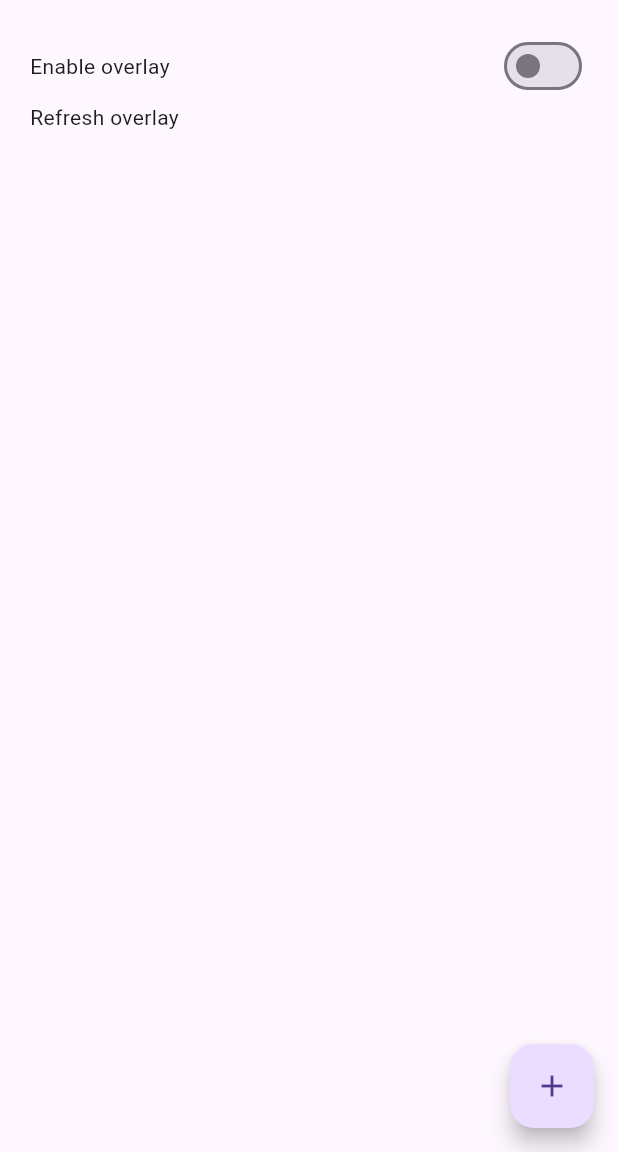
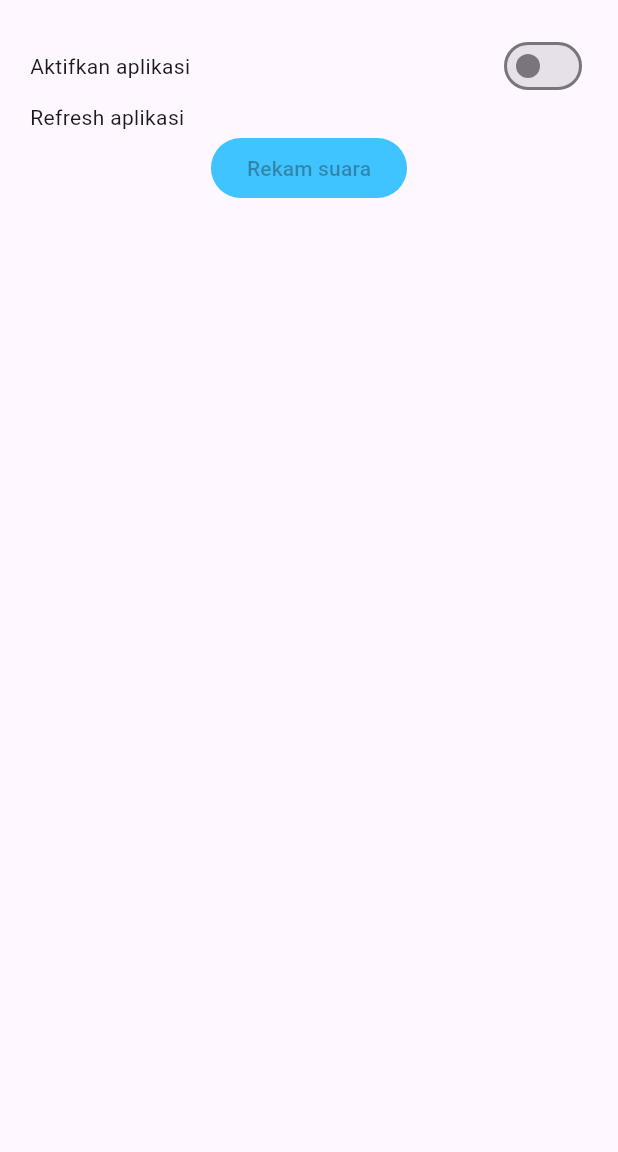
Before and after one commit to rafisnaen/SocMedVirtualAssistant, a Flutter app: the screen it shows after launch, on a phone screen of 412 x 824 dp, the part 84-1236 px from its top. Run offline on Flutter 3.47's test engine with Material 3 defaults, Android fonts, the phone set to English and light mode, and no system bars.

Commit message:
Feat: Added placeholder button for voice record testing

```diff
--- a/virtual_assistant/lib/main.dart
+++ b/virtual_assistant/lib/main.dart
@@ -42,24 +42,26 @@ class _MyHomePageState extends State<MyHomePage> {
             Row(
               mainAxisAlignment: MainAxisAlignment.spaceBetween,
               children: [
-                Text("Enable overlay"),
+                Text("Aktifkan aplikasi"),
                 ToggleSwitch()
               ],
             ),
             Row(
               mainAxisAlignment: MainAxisAlignment.spaceBetween,
               children: [
-                Text("Refresh overlay"),
+                Text("Refresh aplikasi"),
               ],
+            ),
+            const ElevatedButton(
+              onPressed: null,
+              style: ButtonStyle(
+                backgroundColor: WidgetStatePropertyAll(Colors.lightBlueAccent)
+              ),
+              child: Text("Rekam suara")
             )
           ],
         ),
       ),
-
-      floatingActionButton: const FloatingActionButton(
-        onPressed: null,
-        child: Icon(Icons.add),
-      ),
     );
   }
 }
```
